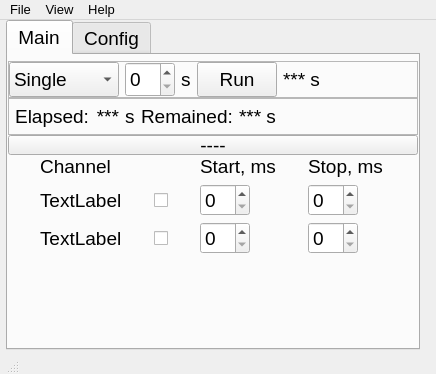
Before: the Qt Designer form Timer_UI.ui in smertouh/1_MeV_UI_additional, drawn with Qt 5.
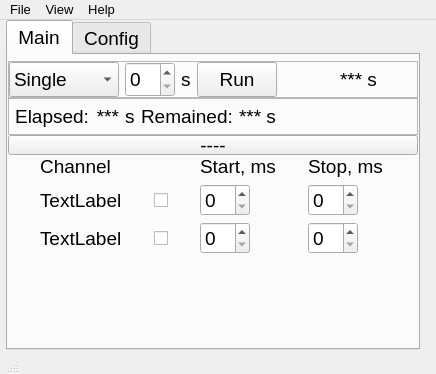
After: the same form once the commit is applied. Icons and pictures are not drawn.

The edit to the form file:
```diff
--- a/Timer_UI.ui
+++ b/Timer_UI.ui
@@ -275,38 +275,6 @@
              </property>
             </widget>
            </item>
-           <item>
-            <widget class="QLabel" name="label_6">
-             <property name="sizePolicy">
-              <sizepolicy hsizetype="Preferred" vsizetype="Preferred">
-               <horstretch>0</horstretch>
-               <verstretch>0</verstretch>
-              </sizepolicy>
-             </property>
-             <property name="minimumSize">
-              <size>
-               <width>0</width>
-               <height>35</height>
-              </size>
-             </property>
-             <property name="maximumSize">
-              <size>
-               <width>16777215</width>
-               <height>35</height>
-              </size>
-             </property>
-             <property name="font">
-              <font>
-               <pointsize>14</pointsize>
-               <weight>50</weight>
-               <bold>false</bold>
-              </font>
-             </property>
-             <property name="text">
-              <string>*** s</string>
-             </property>
-            </widget>
-           </item>
            <item>
             <widget class="QPushButton" name="pushButton_29">
              <property name="enabled">
@@ -374,6 +342,38 @@
              </property>
             </widget>
            </item>
+           <item>
+            <widget class="QLabel" name="label_6">
+             <property name="sizePolicy">
+              <sizepolicy hsizetype="Preferred" vsizetype="Preferred">
+               <horstretch>0</horstretch>
+               <verstretch>0</verstretch>
+              </sizepolicy>
+             </property>
+             <property name="minimumSize">
+              <size>
+               <width>0</width>
+               <height>35</height>
+              </size>
+             </property>
+             <property name="maximumSize">
+              <size>
+               <width>16777215</width>
+               <height>35</height>
+              </size>
+             </property>
+             <property name="font">
+              <font>
+               <pointsize>14</pointsize>
+               <weight>50</weight>
+               <bold>false</bold>
+              </font>
+             </property>
+             <property name="text">
+              <string>*** s</string>
+             </property>
+            </widget>
+           </item>
            <item>
             <spacer name="horizontalSpacer_2">
              <property name="orientation">
```
Left out of the diff: 2 changed lines with no effect on the pictures.
